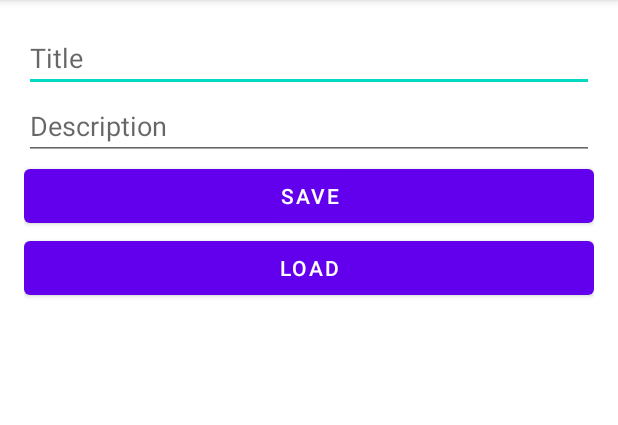
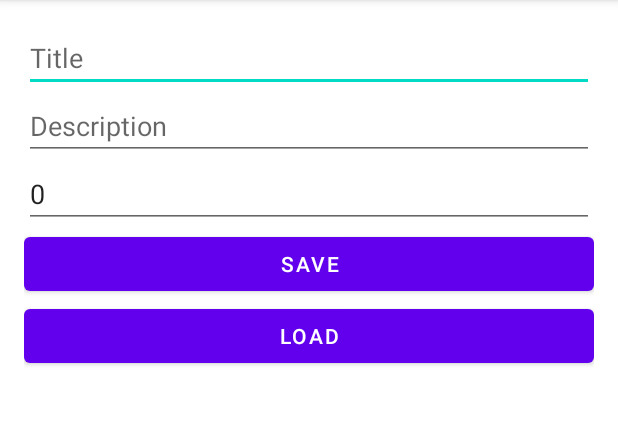
Before and after one commit to bmartinslx/Firebasecrud, an Android app: the screen it shows after launch (MainActivity), after a tap on "SAVE", on a phone screen of 412 x 824 dp, the part 84-509 px from its top. Run offline under Robolectric (Android 15) with nearby library versions, the light colour scheme and no system bars; our stand-ins replace Firebase (no records; nobody signed in at launch, a user with empty details on screens opened directly); 1 statement that could not run was skipped.

Commit message:
nested scroll view added

```diff
--- a/app/build.gradle
+++ b/app/build.gradle
@@ -41,6 +41,7 @@ dependencies {
     implementation 'com.google.firebase:firebase-auth:20.0.0'
     implementation 'com.google.firebase:firebase-database:19.5.1'
     implementation 'com.google.firebase:firebase-storage:19.2.0'
+    implementation 'androidx.legacy:legacy-support-v4:1.0.0'
     testImplementation 'junit:junit:4.+'
     androidTestImplementation 'androidx.test.ext:junit:1.1.2'
     androidTestImplementation 'androidx.test.espresso:espresso-core:3.3.0'
--- a/app/src/main/java/com/example/firebasecrud/MainActivity.java
+++ b/app/src/main/java/com/example/firebasecrud/MainActivity.java
@@ -19,6 +19,7 @@ import com.google.firebase.firestore.EventListener;
 import com.google.firebase.firestore.FieldValue;
 import com.google.firebase.firestore.FirebaseFirestore;
 import com.google.firebase.firestore.FirebaseFirestoreException;
+import com.google.firebase.firestore.Query;
 import com.google.firebase.firestore.QueryDocumentSnapshot;
 import com.google.firebase.firestore.QuerySnapshot;
 
@@ -31,6 +32,7 @@ public class MainActivity extends AppCompatActivity {
     private static final String KEY_DESCRIPTION = "description";
     private EditText editTextTitle;
     private EditText editTextDescription;
+    private EditText editTextPriority;
     private TextView textViewData;
     private FirebaseFirestore db = FirebaseFirestore.getInstance();
     private CollectionReference notebookRef = db.collection("Notebook");
@@ -42,6 +44,7 @@ public class MainActivity extends AppCompatActivity {
         setContentView(R.layout.activity_main);
         editTextTitle = findViewById(R.id.edit_text_title);
         editTextDescription = findViewById(R.id.edit_text_description);
+        editTextPriority = findViewById(R.id.edit_text_priority);
         textViewData = findViewById(R.id.text_view_data);
     } // + + + + + END of onCreate method + + + + +
 
@@ -49,7 +52,6 @@ public class MainActivity extends AppCompatActivity {
     @Override
 protected void onStart() {
         super.onStart();
-
         notebookRef.addSnapshotListener(this, new EventListener<QuerySnapshot>() {
             @Override
             public void onEvent(QuerySnapshot queryDocumentSnapshots, FirebaseFirestoreException e) {
@@ -63,12 +65,15 @@ protected void onStart() {
                     String documentId = note.getDocumentId();
                     String title = note.getTitle();
                     String description = note.getDescription();
+                    int priority = note.getPriority();
                     data += "ID: " + documentId
-                            + "\nTitle: " + title + "\nDescription: " + description + "\n\n";
+                            + "\nTitle: " + title + "\nDescription: " + description
+                            + "\nPriority: " + priority + "\n\n";
                 }
                 textViewData.setText(data);
             }
         });
+
         /*
         noteRef.addSnapshotListener(this, new EventListener<DocumentSnapshot>() {
             @Override
@@ -101,7 +106,14 @@ protected void onStart() {
     public void saveNote(View v) {
         String title = editTextTitle.getText().toString();
         String description = editTextDescription.getText().toString();
-        Note note = new Note(title, description);
+        int priority = Integer.parseInt(editTextPriority.getText().toString());
+
+        if (editTextPriority.length() == 0)
+        {
+            editTextPriority.setText("0");
+        }
+
+        Note note = new Note(title, description, priority);
         /* Map<String, Object> note = new HashMap<>();
         note.put(KEY_TITLE, title);
         note.put(KEY_DESCRIPTION, description); */
@@ -127,7 +139,10 @@ protected void onStart() {
 
     } // + + + + + END of SAVE DATA + + + + +
     public void loadNote(View v) {
-        notebookRef.get()
+        notebookRef.whereGreaterThanOrEqualTo("priority", 2)
+                .orderBy("priority", Query.Direction.DESCENDING)
+                .limit(3)
+                .get()
                 .addOnSuccessListener(new OnSuccessListener<QuerySnapshot>() {
                     @Override
                     public void onSuccess(QuerySnapshot queryDocumentSnapshots) {
@@ -135,12 +150,13 @@ protected void onStart() {
                         for (QueryDocumentSnapshot documentSnapshot : queryDocumentSnapshots) {
                             Note note = documentSnapshot.toObject(Note.class);
                             note.setDocumentId(documentSnapshot.getId());
-
                             String documentId = note.getDocumentId();
                             String title = note.getTitle();
                             String description = note.getDescription();
+                            int priority = note.getPriority();
                             data += "ID: " + documentId
-                                    + "\nTitle: " + title + "\nDescription: " + description + "\n\n";
+                                    + "\nTitle: " + title + "\nDescription: " + description
+                                    + "\nPriority: " + priority + "\n\n";
                         }
                         textViewData.setText(data);
                     }
--- a/app/src/main/java/com/example/firebasecrud/Note.java
+++ b/app/src/main/java/com/example/firebasecrud/Note.java
@@ -6,25 +6,40 @@ public class Note {
     private String documentId;
     private String title;
     private String description;
-    public Note() {
+    private int priority;
+    public Note()
+    {
         //public no-arg constructor needed
     }
-    public Note(String title, String description) {
+    public Note(String title, String description, int priority)
+    {
         this.title = title;
         this.description = description;
+        this.priority = priority;
     }
     @Exclude
-    public String getDocumentId() {
+    public String getDocumentId()
+    {
         return documentId;
     }
-    public void setDocumentId(String documentId) {
+    public void setDocumentId(String documentId)
+    {
         this.documentId = documentId;
     }
-
-    public String getTitle() {
+    public String getTitle()
+    {
         return title;
     }
-    public String getDescription() {
+    public String getDescription()
+    {
         return description;
     }
+    public int getPriority()
+    {
+        return priority;
+    }
+    public void setPriority(int priority)
+    {
+        this.priority = priority;
+    }
 }
--- a/app/src/main/res/layout/activity_main.xml
+++ b/app/src/main/res/layout/activity_main.xml
@@ -19,6 +19,12 @@
         android:layout_height="wrap_content"
         android:hint="Description"
         android:inputType="text" />
+    <EditText
+        android:id="@+id/edit_text_priority"
+        android:layout_width="match_parent"
+        android:layout_height="wrap_content"
+        android:hint="Priority"
+        android:inputType="number" />
     <Button
         android:layout_width="match_parent"
         android:layout_height="wrap_content"
@@ -50,10 +56,23 @@
      android:onClick="deleteDescription"
      android:text="Delete Description" />
  -->
-    <TextView
-        android:id="@+id/text_view_data"
-        android:layout_width="wrap_content"
-        android:layout_height="wrap_content"
-        android:textSize="20sp" />
+
+    <androidx.core.widget.NestedScrollView
+        android:layout_width="match_parent"
+        android:layout_height="match_parent"
+        android:fillViewport="true">
+
+        <LinearLayout
+            android:layout_width="match_parent"
+            android:layout_height="wrap_content"
+            android:orientation="vertical" >
+
+            <TextView
+                android:id="@+id/text_view_data"
+                android:layout_width="wrap_content"
+                android:layout_height="wrap_content"
+                android:textSize="20sp" />
+        </LinearLayout>
+    </androidx.core.widget.NestedScrollView>
 
 </LinearLayout>
```
